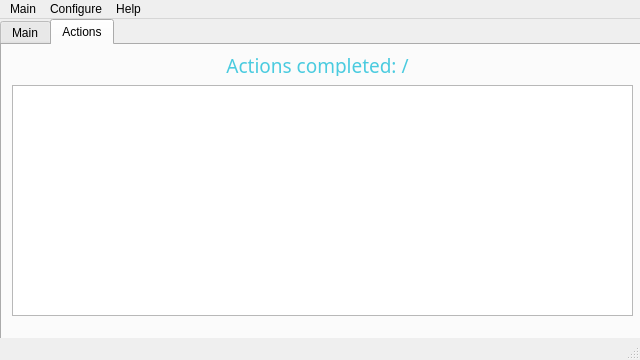
Above: Cryptonite/mainwindow.ui from FakeEmperor/Cryptonite before the change. Below: the same form after it.
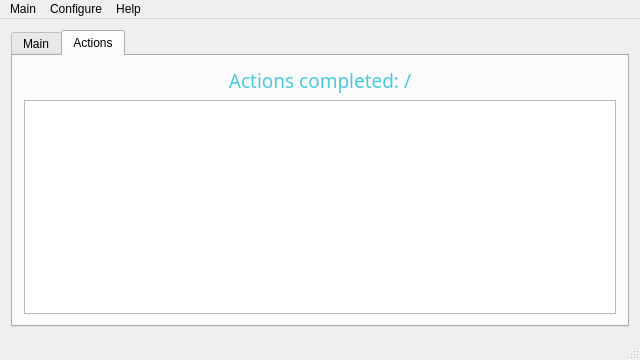
That is the form after the change. The open tabs and pages were chosen to show the change.

Diff of the .ui file:
```diff
--- a/Cryptonite/mainwindow.ui
+++ b/Cryptonite/mainwindow.ui
@@ -11,7 +11,7 @@
    </rect>
   </property>
   <property name="sizePolicy">
-   <sizepolicy hsizetype="Ignored" vsizetype="Ignored">
+   <sizepolicy hsizetype="Fixed" vsizetype="Fixed">
     <horstretch>0</horstretch>
     <verstretch>0</verstretch>
    </sizepolicy>
@@ -20,14 +20,14 @@
    <string>Cryptonite (C) 2014</string>
   </property>
   <widget class="QWidget" name="centralWidget">
+   <layout class="QGridLayout" name="gridLayout_2">
+    <item row="0" column="0">
    <widget class="QTabWidget" name="tabsMain">
-    <property name="geometry">
-     <rect>
-      <x>0</x>
-      <y>0</y>
-      <width>641</width>
-      <height>321</height>
-     </rect>
+      <property name="sizePolicy">
+       <sizepolicy hsizetype="Preferred" vsizetype="Preferred">
+        <horstretch>0</horstretch>
+        <verstretch>0</verstretch>
+       </sizepolicy>
     </property>
     <property name="currentIndex">
      <number>0</number>
@@ -254,25 +254,11 @@
      <attribute name="title">
       <string>Actions</string>
      </attribute>
-     <widget class="QListWidget" name="listActions">
-      <property name="geometry">
-       <rect>
-        <x>10</x>
-        <y>40</y>
-        <width>621</width>
-        <height>231</height>
-       </rect>
-      </property>
-     </widget>
+       <layout class="QGridLayout" name="gridLayout_3">
+        <item row="0" column="0">
+         <layout class="QVBoxLayout" name="verticalLayout_2">
+          <item>
      <widget class="QLabel" name="lblActionsCompl">
-      <property name="geometry">
-       <rect>
-        <x>10</x>
-        <y>10</y>
-        <width>611</width>
-        <height>21</height>
-       </rect>
-      </property>
       <property name="palette">
        <palette>
         <active>
@@ -323,8 +309,17 @@
        <set>Qt::AlignCenter</set>
       </property>
      </widget>
-    </widget>
-   </widget>
+          </item>
+          <item>
+           <widget class="QListWidget" name="listActions"/>
+          </item>
+         </layout>
+        </item>
+       </layout>
+      </widget>
+     </widget>
+    </item>
+   </layout>
   </widget>
   <widget class="QMenuBar" name="menuBar">
    <property name="geometry">
```
Left out of the diff: 26 changed lines with no effect on the pictures. Lines whose indentation alone changed are shown as unchanged.
